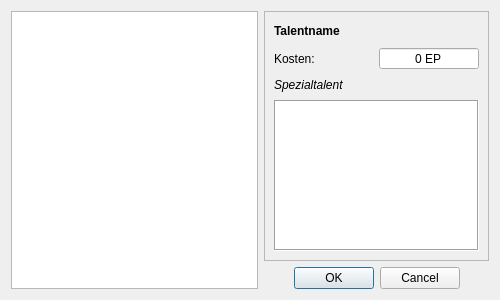
Aeolitus/Sephrasto, file UI/CharakterTalente.ui: the form before one commit.
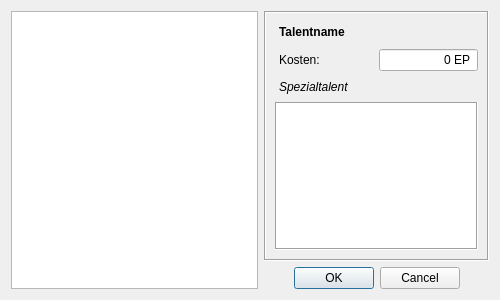
The form after the commit.

Diff of the .ui file:
```diff
--- a/UI/CharakterTalente.ui
+++ b/UI/CharakterTalente.ui
@@ -28,6 +28,12 @@
        <height>16777215</height>
       </size>
      </property>
+     <property name="styleSheet">
+      <string notr="true">padding: 1px</string>
+     </property>
+     <property name="frameShape">
+      <enum>QFrame::Box</enum>
+     </property>
      <property name="widgetResizable">
       <bool>true</bool>
      </property>
@@ -36,8 +42,8 @@
        <rect>
         <x>0</x>
         <y>0</y>
-        <width>223</width>
-        <height>241</height>
+        <width>221</width>
+        <height>249</height>
        </rect>
       </property>
       <layout class="QGridLayout" name="gridLayout_2">
@@ -54,7 +60,7 @@
        <item row="2" column="1">
         <widget class="QSpinBox" name="spinKosten">
          <property name="alignment">
-          <set>Qt::AlignCenter</set>
+          <set>Qt::AlignRight|Qt::AlignTrailing|Qt::AlignVCenter</set>
          </property>
          <property name="readOnly">
           <bool>true</bool>
```
